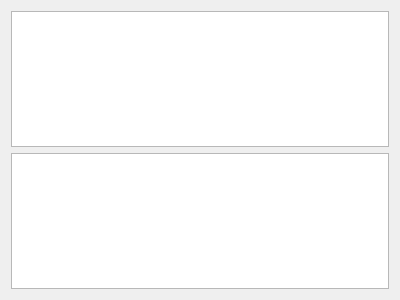
First picture: the form in src/gui/SensorGraph.ui, repository nullobsi/clight-gui, before the edit.
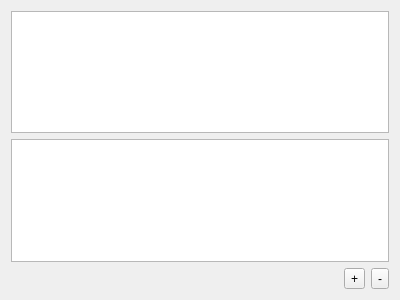
Second picture: the form after the edit. Icons and pictures are not drawn. Custom widgets are drawn as their Qt base class.

Commit message: allow addition/removal of regression points

```diff
--- a/src/gui/SensorGraph.ui
+++ b/src/gui/SensorGraph.ui
@@ -24,6 +24,58 @@
      </property>
     </widget>
    </item>
+   <item>
+    <layout class="QHBoxLayout" name="horizontalLayout">
+     <property name="sizeConstraint">
+      <enum>QLayout::SetDefaultConstraint</enum>
+     </property>
+     <item>
+      <spacer name="horizontalSpacer">
+       <property name="orientation">
+        <enum>Qt::Horizontal</enum>
+       </property>
+       <property name="sizeHint" stdset="0">
+        <size>
+         <width>40</width>
+         <height>20</height>
+        </size>
+       </property>
+      </spacer>
+     </item>
+     <item>
+      <widget class="QToolButton" name="addPoint">
+       <property name="sizePolicy">
+        <sizepolicy hsizetype="Fixed" vsizetype="Fixed">
+         <horstretch>0</horstretch>
+         <verstretch>0</verstretch>
+        </sizepolicy>
+       </property>
+       <property name="toolTip">
+        <string>Add sensor point</string>
+       </property>
+       <property name="text">
+        <string>+</string>
+       </property>
+       <property name="icon">
+        <iconset theme="add"/>
+       </property>
+      </widget>
+     </item>
+     <item>
+      <widget class="QToolButton" name="removePoint">
+       <property name="toolTip">
+        <string>Remove sensor point</string>
+       </property>
+       <property name="text">
+        <string>-</string>
+       </property>
+       <property name="icon">
+        <iconset theme="remove"/>
+       </property>
+      </widget>
+     </item>
+    </layout>
+   </item>
   </layout>
  </widget>
  <customwidgets>
```
Left out of the diff: 6 changed lines with no effect on the pictures. The commit also changes 3 other files.
